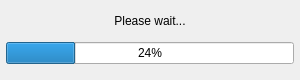
Old version of the form hexrd/ui/resources/ui/progress_dialog.ui in the repository HEXRD/hexrdgui.
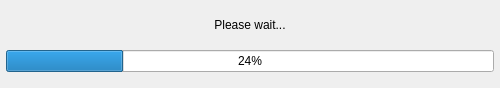
New version of the form.

Commit message:
Increase width of progress dialog for tqdm
This allows the tqdm progress bar to fit better inside it.

If we continue to run into issues with tqdm, we can either make the
progress dialog even larger, or reduce the size of the tqdm progress
bars.

What changed in the file:
```diff
--- a/hexrd/ui/resources/ui/progress_dialog.ui
+++ b/hexrd/ui/resources/ui/progress_dialog.ui
@@ -6,13 +6,13 @@
    <rect>
     <x>0</x>
     <y>0</y>
-    <width>300</width>
-    <height>80</height>
+    <width>500</width>
+    <height>88</height>
    </rect>
   </property>
   <property name="minimumSize">
    <size>
-    <width>300</width>
+    <width>500</width>
     <height>0</height>
    </size>
   </property>
```
